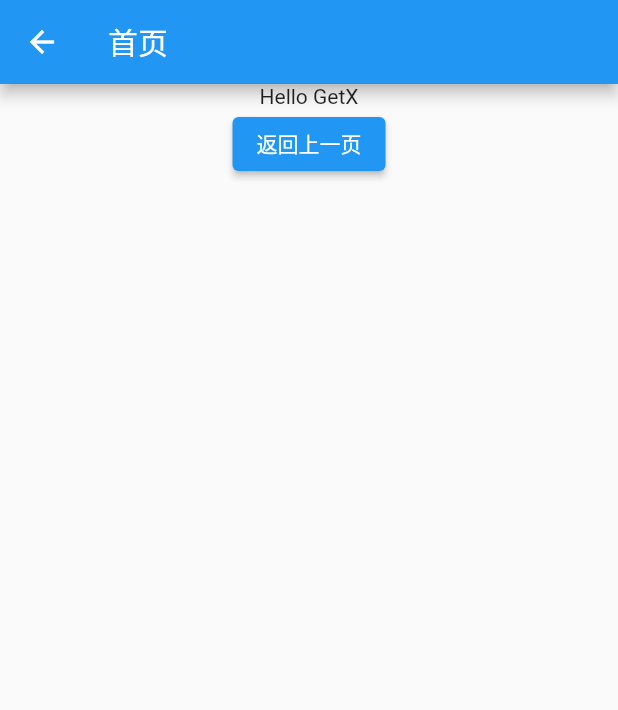
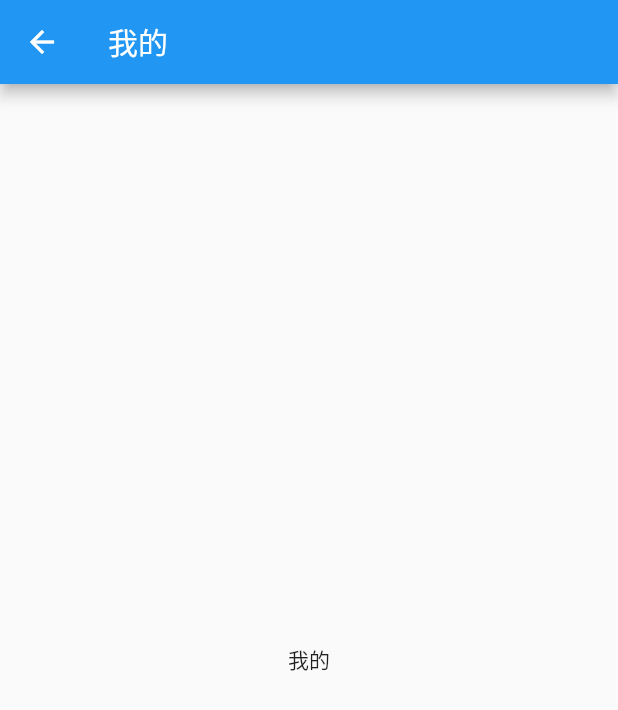
Before and after one commit to jiabibi888/Flutter_GetX_Demo, a Flutter app: the screen it shows after launch, after a tap on "跳转页面", on a phone screen of 412 x 824 dp. Shown: the top 710 px of the screen. Run offline on Flutter 3.47's test engine with Material 2 defaults, Android fonts, the light colour scheme and no system bars; our stand-ins replace get.

Commit message:
feat - 路由功能

```diff
--- /dev/null
+++ b/getx_demo/lib/My.dart
@@ -0,0 +1,17 @@
+import 'package:flutter/material.dart';
+
+class My extends StatelessWidget {
+  const My({Key? key}) : super(key: key);
+
+  @override
+  Widget build(BuildContext context) {
+    return Scaffold(
+      appBar: AppBar(
+        title: Text("我的")
+      ),
+      body: Center(
+        child: Text("我的"),
+      ),
+    );
+  }
+}
--- a/getx_demo/lib/main.dart
+++ b/getx_demo/lib/main.dart
@@ -1,5 +1,6 @@
 import 'package:flutter/material.dart';
 import 'package:get/get.dart';
+import 'package:getx_demo/My.dart';
 
 import 'Home.dart';
 
@@ -8,9 +9,22 @@
 class myApp extends StatelessWidget {
   @override
   Widget build(BuildContext context) {
+    // return GetMaterialApp(
+    //   title: 'GetX',
+    //   home: ObxCountExample(),
+    // );
+
+    //命名式路由导航
     return GetMaterialApp(
       title: 'GetX',
-      home: ObxCountExample(),
+      initialRoute: "/",
+      defaultTransition: Transition.rightToLeft,
+      getPages: [
+        GetPage(name: "/", page: () => ObxCountExample()),
+        GetPage(name: "/home", page: () => Home()),
+        GetPage(name: "/my", page: () => My(), transition: Transition.zoom)
+      ],
+      // home: ObxCountExample(),
     );
   }
 }
@@ -111,11 +125,11 @@
                 //   curve: Curves.easeInOut
                 // );
 
-                //传递参数给下一个页面
-                Get.to(
-                  Home(),
-                  arguments: 'Hello GetX'
-                );
+                // //传递参数给下一个页面
+                // Get.to(
+                //   Home(),
+                //   arguments: 'Hello GetX'
+                // );
 
                 // //接收上一个页面的数据
                 // var data = await Get.to(
@@ -123,6 +137,9 @@
                 //   arguments: 'Hello GetX'
                 // );
                 // print('我刚刚接受到了数据 $data');
+
+                //命名路由跳转
+                Get.toNamed("/my");
               },
               child: Text('跳转页面'))
           ],
```
